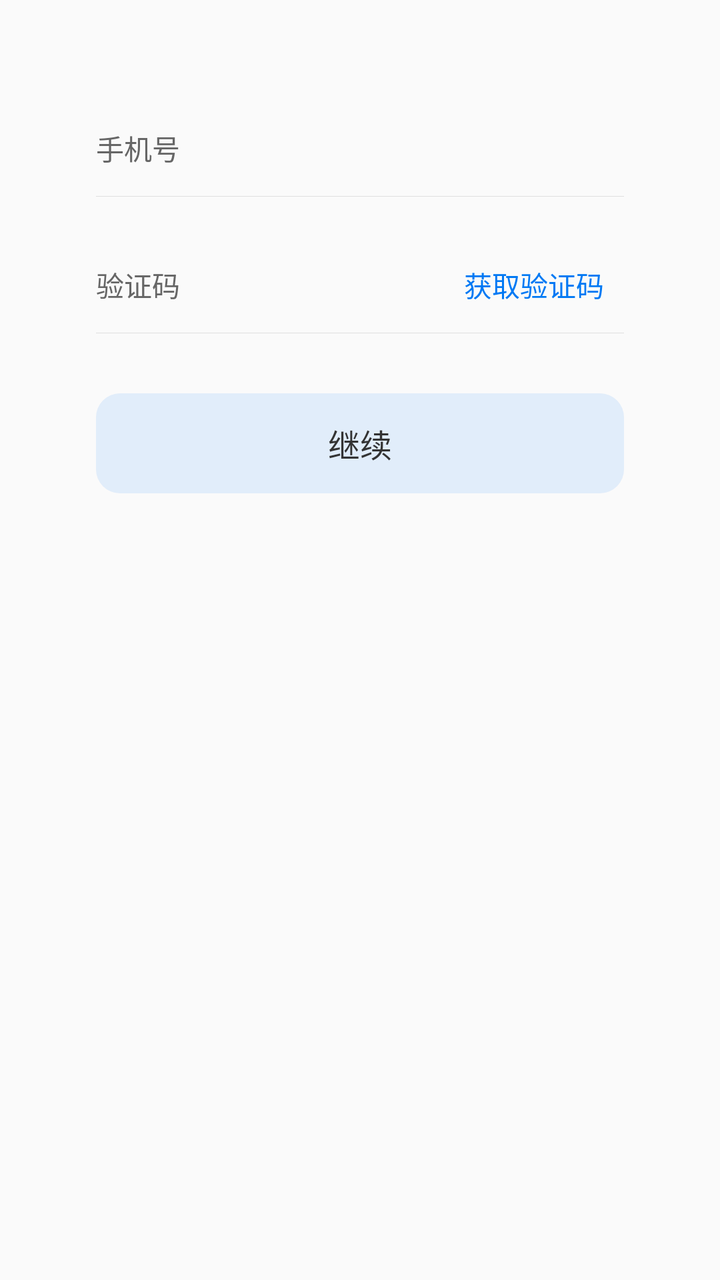
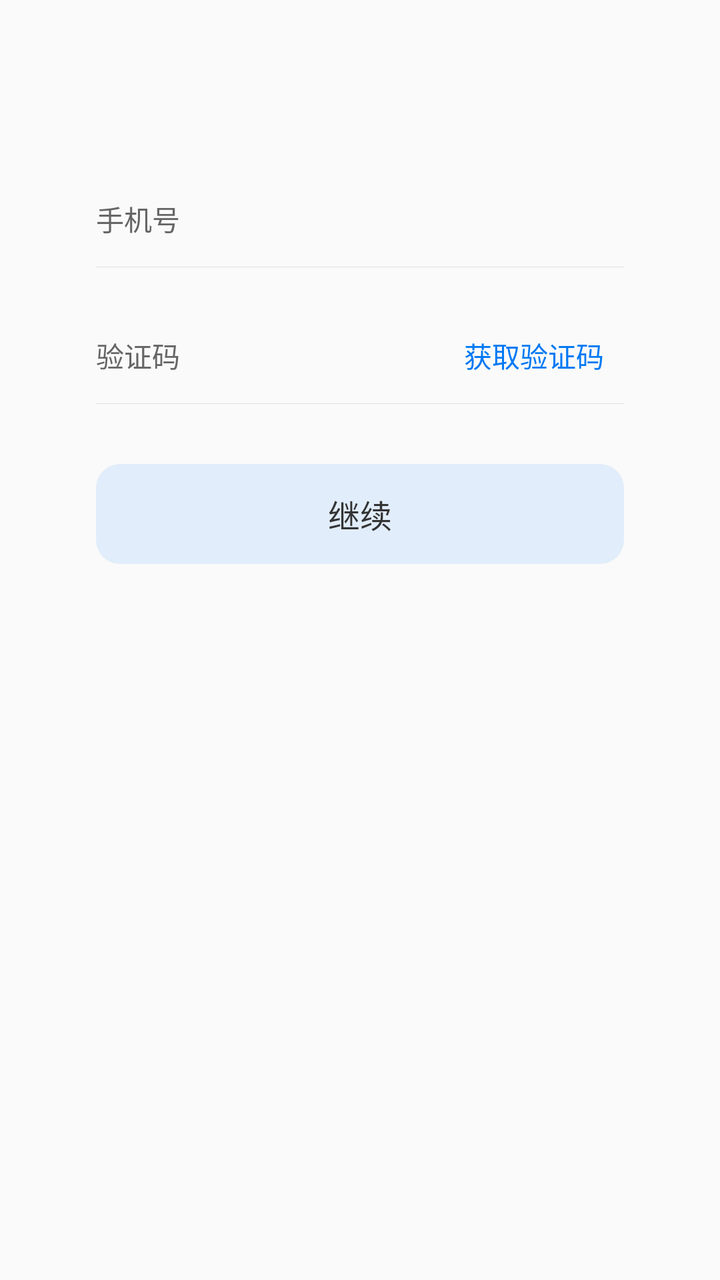

An Android layout rendered at two revisions. The XML below is the earlier revision; the diff shows what the commit changed to produce the second picture.
<!-- AndroidManifest.xml: application theme ActivityAnimation -->
<!-- res/layout/activity_real_name_verification.xml -->
<?xml version="1.0" encoding="utf-8"?>
<LinearLayout xmlns:android="http://schemas.android.com/apk/res/android"
    android:layout_width="match_parent"
    android:layout_height="match_parent"
    android:orientation="vertical"
    android:paddingTop="@dimen/dimen_30"
    android:paddingBottom="@dimen/dimen_32">

    <LinearLayout
        android:id="@+id/ll_et_user_phone"
        android:layout_width="wrap_content"
        android:layout_height="wrap_content"
        android:orientation="vertical">

        <EditText
            android:id="@+id/et_user_phone"
            android:layout_width="match_parent"
            android:layout_height="@dimen/dimen_48"
            android:layout_centerHorizontal="true"
            android:layout_gravity="center_horizontal"
            android:layout_marginLeft="@dimen/dimen_48"
            android:layout_marginTop="@dimen/dimen_20"
            android:layout_marginRight="@dimen/dimen_48"
            android:background="@null"
            android:gravity="center_vertical"
            android:hint="@string/login_user_phone_hint"
            android:inputType="phone"
            android:maxLines="1"
            android:textColorHint="@color/color_666666"
            android:textSize="@dimen/dimen_14" />

        <View
            android:layout_width="match_parent"
            android:layout_height="@dimen/dimen_0.3"
            android:layout_marginLeft="@dimen/dimen_48"
            android:layout_marginRight="@dimen/dimen_48"
            android:background="@color/guide_divider" />
    </LinearLayout>

    <LinearLayout
        android:id="@+id/ll_et_user_verify"
        android:layout_width="wrap_content"
        android:layout_height="wrap_content"
        android:layout_below="@id/ll_et_user_phone"
        android:orientation="vertical">

        <RelativeLayout
            android:layout_width="match_parent"
            android:layout_height="wrap_content"
            android:layout_marginLeft="@dimen/dimen_48"
            android:layout_marginTop="@dimen/dimen_20"
            android:layout_marginRight="@dimen/dimen_48">

            <LinearLayout
                android:id="@+id/ll_send_verify"
                android:layout_width="wrap_content"
                android:layout_height="wrap_content"
                android:layout_alignParentRight="true"
                android:layout_centerVertical="true"
                android:orientation="horizontal">

                <TextView
                    android:id="@+id/tv_send_verify"
                    android:layout_width="wrap_content"
                    android:layout_height="wrap_content"
                    android:enabled="true"
                    android:text="@string/get_captcha"
                    android:textColor="@drawable/verify_selector"
                    android:textSize="@dimen/dimen_14" />

                <TextView
                    android:id="@+id/tv_send_verify_count_down"
                    android:layout_width="wrap_content"
                    android:layout_height="wrap_content"
                    android:layout_marginLeft="@dimen/dimen_10"
                    android:textColor="@color/color_black"
                    android:textSize="@dimen/dimen_14" />

            </LinearLayout>

            <EditText
                android:id="@+id/et_user_verify"
                android:layout_width="match_parent"
                android:layout_height="@dimen/dimen_48"
                android:layout_gravity="center_horizontal"
                android:layout_marginRight="@dimen/dimen_10"
                android:layout_toLeftOf="@id/ll_send_verify"
                android:background="@null"
                android:gravity="center_vertical"
                android:hint="@string/login_user_verify_hint"
                android:inputType="number"
                android:maxLines="1"
                android:textColorHint="@color/color_666666"
                android:textSize="@dimen/dimen_14" />
        </RelativeLayout>

        <View
            android:layout_width="match_parent"
            android:layout_height="@dimen/dimen_0.3"
            android:layout_marginLeft="@dimen/dimen_48"
            android:layout_marginRight="@dimen/dimen_48"
            android:background="@color/guide_divider" />

    </LinearLayout>

    <TextView
        android:id="@+id/tv_login"
        android:layout_width="match_parent"
        android:layout_height="@dimen/dimen_50"
        android:layout_below="@id/ll_et_user_verify"
        android:layout_centerHorizontal="true"
        android:layout_gravity="center"
        android:layout_marginLeft="@dimen/dimen_48"
        android:layout_marginTop="@dimen/dimen_30"
        android:layout_marginRight="@dimen/dimen_48"
        android:background="@drawable/common_btn_corner_seleced_bg"
        android:enabled="false"
        android:gravity="center"
        android:text="@string/verify_continue"
        android:textColor="@drawable/common_btn_corner_seleced_text_color"
        android:textSize="@dimen/dimen_16" />

</LinearLayout>
<!-- resources referenced by this layout -->
<resources>
  <color name="color_666666">#666666</color>
  <color name="color_black">#000000</color>
  <color name="guide_divider">#DFDFDF</color>
  <dimen name="dimen_0.3">0.3dp</dimen>
  <dimen name="dimen_10">10dp</dimen>
  <dimen name="dimen_14">14dp</dimen>
  <dimen name="dimen_16">16dp</dimen>
  <dimen name="dimen_20">20dp</dimen>
  <dimen name="dimen_30">30dp</dimen>
  <dimen name="dimen_32">32dp</dimen>
  <dimen name="dimen_48">48dp</dimen>
  <dimen name="dimen_50">50dp</dimen>
  <!-- drawable common_btn_corner_seleced_bg (drawable) -->
  <?xml version="1.0" encoding="utf-8"?>
  <selector xmlns:android="http://schemas.android.com/apk/res/android">
      <item android:drawable="@drawable/common_btn_corner_enable_bg" android:state_enabled="false" />
      <item android:drawable="@drawable/common_btn_corner_normal_bg" android:state_enabled="true" />
  </selector>
  <!-- drawable common_btn_corner_seleced_text_color (drawable) -->
  <?xml version="1.0" encoding="utf-8"?>
  <selector xmlns:android="http://schemas.android.com/apk/res/android">
      <item android:color="@color/color_333333" android:state_enabled="false" />
      <item android:color="@color/color_white" android:state_enabled="true" />
  </selector>
  <!-- drawable verify_selector (drawable) -->
  <?xml version="1.0" encoding="utf-8"?>
  <selector
      xmlns:android="http://schemas.android.com/apk/res/android">
      <item android:color="@color/color_0079F4" android:state_enabled="true"/>
      <item android:color="@color/color_black" android:state_enabled="false"/>
      <item android:color="@color/color_black"/>
  </selector>
  <string name="get_captcha">获取验证码</string>
  <string name="login_user_phone_hint">手机号</string>
  <string name="login_user_verify_hint">验证码</string>
  <string name="verify_continue">继续</string>
  <style name="ActivityAnimation" parent="@style/AppTheme">
          <item name="android:windowAnimationStyle">@style/activity_animation</item>
          <item name="windowActionBar">false</item>
          <item name="windowNoTitle">true</item>
      </style>
  <!-- drawable common_btn_corner_enable_bg (drawable) -->
  <?xml version="1.0" encoding="utf-8"?>
  <shape xmlns:android="http://schemas.android.com/apk/res/android">
      <corners android:radius="@dimen/dimen_12" />
      <solid android:color="@color/color_ABD5FD" />
  </shape>
  <!-- drawable common_btn_corner_normal_bg (drawable) -->
  <?xml version="1.0" encoding="utf-8"?>
  <shape xmlns:android="http://schemas.android.com/apk/res/android">
      <corners android:radius="@dimen/dimen_12" />
      <solid android:color="@color/color_0079F4" />
  </shape>
  <color name="color_333333">#333333</color>
  <color name="color_white">#FFFFFF</color>
  <color name="color_0079F4">#0079F4</color>
  <style name="AppTheme" parent="Theme.AppCompat.Light">
          
      </style>
  <style name="activity_animation">
          <item name="android:activityOpenEnterAnimation">@anim/out_left_in</item>
          <item name="android:activityOpenExitAnimation">@anim/out_left_out</item>
          <item name="android:activityCloseEnterAnimation">@anim/activity_close_enter</item>
          <item name="android:activityCloseExitAnimation">@anim/activity_close_exit</item>
          <item name="android:taskOpenEnterAnimation">@null</item>
          <item name="android:taskOpenExitAnimation">@null</item>
          <item name="android:taskCloseEnterAnimation">@null</item>
          <item name="android:taskCloseExitAnimation">@null</item>
          <item name="android:taskToFrontEnterAnimation">@null</item>
          <item name="android:taskToFrontExitAnimation">@null</item>
          <item name="android:taskToBackEnterAnimation">@null</item>
          <item name="android:taskToBackExitAnimation">@null</item>
      </style>
  <dimen name="dimen_12">12dp</dimen>
  <color name="color_ABD5FD">#1A0079F4</color>
</resources>

<!-- the commit's change to res/layout/activity_real_name_verification.xml (unified diff, before → after) -->
@@ -3,8 +3,24 @@
     android:layout_width="match_parent"
     android:layout_height="match_parent"
     android:orientation="vertical"
-    android:paddingTop="@dimen/dimen_30"
-    android:paddingBottom="@dimen/dimen_32">
+    android:paddingTop="@dimen/dimen_30">
+
+    <RelativeLayout
+        android:layout_width="match_parent"
+        android:layout_height="wrap_content"
+        android:layout_marginTop="@dimen/dimen_12"
+        android:layout_marginLeft="@dimen/dimen_48"
+        android:layout_marginRight="@dimen/dimen_48">
+        <TextView
+            android:id="@+id/tv_skip"
+            android:layout_width="wrap_content"
+            android:layout_height="wrap_content"
+            android:layout_alignParentRight="true"
+            android:text="@string/skip"
+            android:textColor="@color/color_333333"
+            android:textSize="@dimen/dimen_16"
+            android:visibility="invisible"/>
+    </RelativeLayout>
 
     <LinearLayout
         android:id="@+id/ll_et_user_phone"
<!-- resource entries referenced after the edit -->
@@ -9,7 +9,6 @@
   <dimen name="dimen_16">16dp</dimen>
   <dimen name="dimen_20">20dp</dimen>
   <dimen name="dimen_30">30dp</dimen>
-  <dimen name="dimen_32">32dp</dimen>
   <dimen name="dimen_48">48dp</dimen>
   <dimen name="dimen_50">50dp</dimen>
   <!-- drawable common_btn_corner_seleced_bg (drawable) -->
@@ -35,6 +34,7 @@
   <string name="get_captcha">获取验证码</string>
   <string name="login_user_phone_hint">手机号</string>
   <string name="login_user_verify_hint">验证码</string>
+  <string name="skip">跳过</string>
   <string name="verify_continue">继续</string>
   <style name="ActivityAnimation" parent="@style/AppTheme">
           <item name="android:windowAnimationStyle">@style/activity_animation</item>
